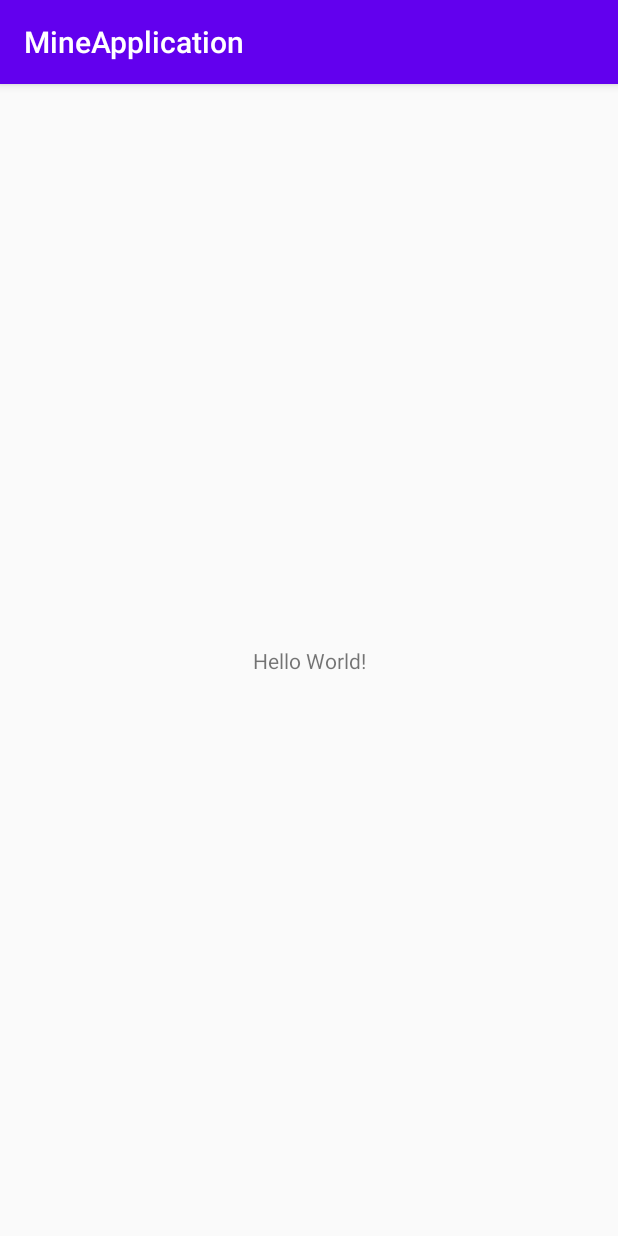
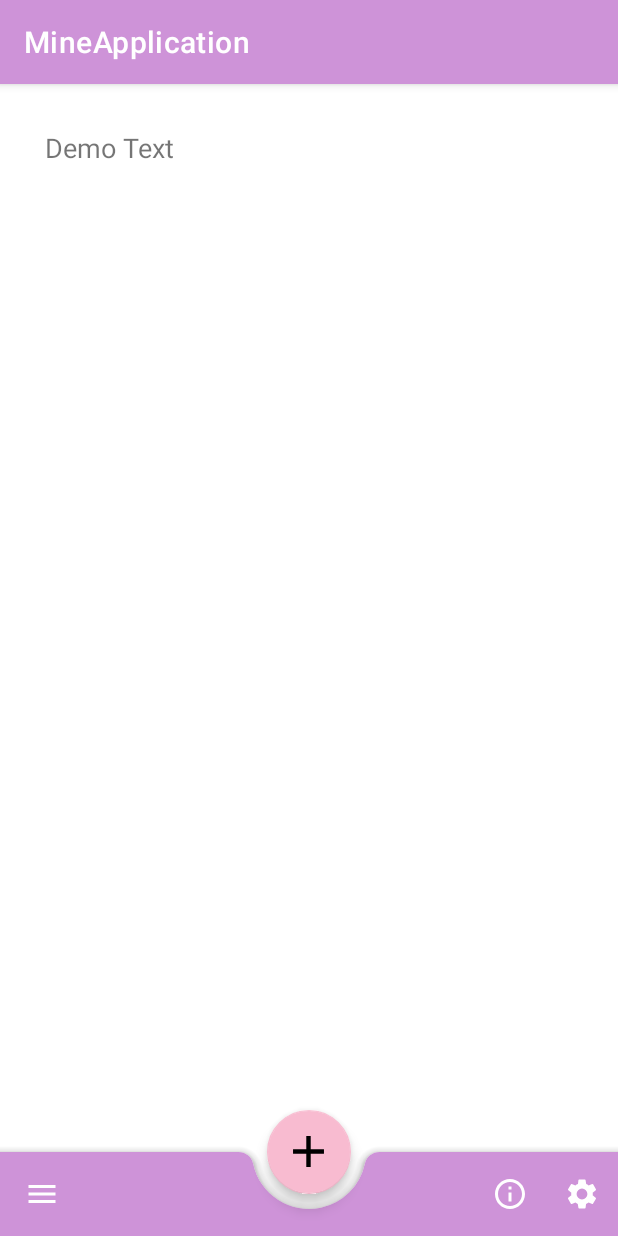
Before and after one commit to RujiraKongsomran/MineApplication, an Android app: the screen it shows after launch (MainActivity), on a phone screen of 412 x 824 dp. Run offline under Robolectric (Android 15) with nearby library versions, the phone set to English and light mode, and no system bars.

Commit message:
Implement Buttom App Bar and FloatingActionButton

```diff
--- a/app/build.gradle
+++ b/app/build.gradle
@@ -38,4 +38,7 @@ dependencies {
     // Add the Firebase Crashlytics SDK.
     implementation 'com.google.firebase:firebase-crashlytics:17.1.1'
 
+    // Material Design
+    implementation 'com.google.android.material:material:1.1.0'
+
 }
--- /dev/null
+++ b/app/src/main/res/drawable-v24/ic_about.xml
@@ -0,0 +1,5 @@
+<vector android:height="24dp" android:tint="#FFFFFF"
+    android:viewportHeight="24.0" android:viewportWidth="24.0"
+    android:width="24dp" xmlns:android="http://schemas.android.com/apk/res/android">
+    <path android:fillColor="#FF000000" android:pathData="M11,17h2v-6h-2v6zM12,2C6.48,2 2,6.48 2,12s4.48,10 10,10 10,-4.48 10,-10S17.52,2 12,2zM12,20c-4.41,0 -8,-3.59 -8,-8s3.59,-8 8,-8 8,3.59 8,8 -3.59,8 -8,8zM11,9h2L13,7h-2v2z"/>
+</vector>
--- /dev/null
+++ b/app/src/main/res/drawable-v24/ic_add.xml
@@ -0,0 +1,5 @@
+<vector android:height="24dp" android:tint="#FFFFFF"
+    android:viewportHeight="24.0" android:viewportWidth="24.0"
+    android:width="24dp" xmlns:android="http://schemas.android.com/apk/res/android">
+    <path android:fillColor="#FF000000" android:pathData="M19,13h-6v6h-2v-6H5v-2h6V5h2v6h6v2z"/>
+</vector>
--- /dev/null
+++ b/app/src/main/res/drawable-v24/ic_menu.xml
@@ -0,0 +1,5 @@
+<vector android:height="24dp" android:tint="#FFFFFF"
+    android:viewportHeight="24.0" android:viewportWidth="24.0"
+    android:width="24dp" xmlns:android="http://schemas.android.com/apk/res/android">
+    <path android:fillColor="#FF000000" android:pathData="M3,18h18v-2L3,16v2zM3,13h18v-2L3,11v2zM3,6v2h18L21,6L3,6z"/>
+</vector>
--- /dev/null
+++ b/app/src/main/res/drawable-v24/ic_settings.xml
@@ -0,0 +1,5 @@
+<vector android:height="24dp" android:tint="#FFFFFF"
+    android:viewportHeight="24" android:viewportWidth="24"
+    android:width="24dp" xmlns:android="http://schemas.android.com/apk/res/android">
+    <path android:fillColor="#FF000000" android:pathData="M19.1,12.9a2.8,2.8 0,0 0,0.1 -0.9,2.8 2.8,0 0,0 -0.1,-0.9l2.1,-1.6a0.7,0.7 0,0 0,0.1 -0.6L19.4,5.5a0.7,0.7 0,0 0,-0.6 -0.2l-2.4,1a6.5,6.5 0,0 0,-1.6 -0.9l-0.4,-2.6a0.5,0.5 0,0 0,-0.5 -0.4H10.1a0.5,0.5 0,0 0,-0.5 0.4L9.3,5.4a5.6,5.6 0,0 0,-1.7 0.9l-2.4,-1a0.4,0.4 0,0 0,-0.5 0.2l-2,3.4c-0.1,0.2 0,0.4 0.2,0.6l2,1.6a2.8,2.8 0,0 0,-0.1 0.9,2.8 2.8,0 0,0 0.1,0.9L2.8,14.5a0.7,0.7 0,0 0,-0.1 0.6l1.9,3.4a0.7,0.7 0,0 0,0.6 0.2l2.4,-1a6.5,6.5 0,0 0,1.6 0.9l0.4,2.6a0.5,0.5 0,0 0,0.5 0.4h3.8a0.5,0.5 0,0 0,0.5 -0.4l0.3,-2.6a5.6,5.6 0,0 0,1.7 -0.9l2.4,1a0.4,0.4 0,0 0,0.5 -0.2l2,-3.4c0.1,-0.2 0,-0.4 -0.2,-0.6ZM12,15.6A3.6,3.6 0,1 1,15.6 12,3.6 3.6,0 0,1 12,15.6Z"/>
+</vector>
--- a/app/src/main/res/layout/activity_main.xml
+++ b/app/src/main/res/layout/activity_main.xml
@@ -1,18 +1,51 @@
 <?xml version="1.0" encoding="utf-8"?>
-<androidx.constraintlayout.widget.ConstraintLayout xmlns:android="http://schemas.android.com/apk/res/android"
+<androidx.coordinatorlayout.widget.CoordinatorLayout xmlns:android="http://schemas.android.com/apk/res/android"
     xmlns:app="http://schemas.android.com/apk/res-auto"
     xmlns:tools="http://schemas.android.com/tools"
     android:layout_width="match_parent"
     android:layout_height="match_parent"
     tools:context=".MainActivity">
 
-    <TextView
+    <androidx.core.widget.NestedScrollView
+        android:layout_width="match_parent"
+        android:layout_height="match_parent">
+
+        <LinearLayout
+            android:layout_width="match_parent"
+            android:layout_height="wrap_content"
+            android:orientation="vertical">
+
+            <TextView
+                android:layout_width="match_parent"
+                android:layout_height="wrap_content"
+                android:layout_margin="30dp"
+                android:text="Demo Text"
+                android:textSize="18sp" />
+
+        </LinearLayout>
+    </androidx.core.widget.NestedScrollView>
+
+    <com.google.android.material.bottomappbar.BottomAppBar
+        android:id="@+id/bottomAppBar"
+        android:layout_width="match_parent"
+        android:layout_height="wrap_content"
+        android:layout_gravity="bottom"
+        app:backgroundTint="@color/colorPrimary"
+        app:fabAlignmentMode="center"
+        app:fabCradleMargin="10dp"
+        app:fabCradleRoundedCornerRadius="10dp"
+        app:fabCradleVerticalOffset="0dp"
+        app:hideOnScroll="true"
+        app:menu="@menu/app_bar_menu"
+        app:navigationIcon="@drawable/ic_menu" />
+
+    <com.google.android.material.floatingactionbutton.FloatingActionButton
         android:layout_width="wrap_content"
         android:layout_height="wrap_content"
-        android:text="Hello World!"
-        app:layout_constraintBottom_toBottomOf="parent"
-        app:layout_constraintLeft_toLeftOf="parent"
-        app:layout_constraintRight_toRightOf="parent"
-        app:layout_constraintTop_toTopOf="parent" />
+        android:src="@drawable/ic_add"
+        android:tint="@color/colorWhite"
+        app:backgroundTint="@color/colorAccent"
+        app:layout_anchor="@id/bottomAppBar"
+        app:maxImageSize="35dp" />
 
-</androidx.constraintlayout.widget.ConstraintLayout>
+</androidx.coordinatorlayout.widget.CoordinatorLayout>
--- /dev/null
+++ b/app/src/main/res/menu/app_bar_menu.xml
@@ -0,0 +1,14 @@
+<?xml version="1.0" encoding="utf-8"?>
+<menu xmlns:android="http://schemas.android.com/apk/res/android"
+    xmlns:app="http://schemas.android.com/apk/res-auto">
+    <item
+        android:id="@+id/menuAbout"
+        android:icon="@drawable/ic_about"
+        android:title="@string/about"
+        app:showAsAction="ifRoom" />
+    <item
+        android:id="@+id/menuSettings"
+        android:icon="@drawable/ic_settings"
+        android:title="@string/settings"
+        app:showAsAction="ifRoom" />
+</menu>
--- a/app/src/main/res/values/colors.xml
+++ b/app/src/main/res/values/colors.xml
@@ -1,6 +1,7 @@
 <?xml version="1.0" encoding="utf-8"?>
 <resources>
-    <color name="colorPrimary">#6200EE</color>
-    <color name="colorPrimaryDark">#3700B3</color>
-    <color name="colorAccent">#03DAC5</color>
+    <color name="colorPrimary">#ce93d8</color>
+    <color name="colorPrimaryDark">#9c64a6</color>
+    <color name="colorAccent">#f8bbd0</color>
+    <color name="colorWhite">#FFFFFF</color>
 </resources>
--- a/app/src/main/res/values/strings.xml
+++ b/app/src/main/res/values/strings.xml
@@ -1,3 +1,5 @@
 <resources>
     <string name="app_name">MineApplication</string>
+    <string name="about">about</string>
+    <string name="settings">settings</string>
 </resources>
--- a/app/src/main/res/values/styles.xml
+++ b/app/src/main/res/values/styles.xml
@@ -1,6 +1,6 @@
 <resources>
     <!-- Base application theme. -->
-    <style name="AppTheme" parent="Theme.AppCompat.Light.DarkActionBar">
+    <style name="AppTheme" parent="Theme.MaterialComponents.Light.DarkActionBar">
         <!-- Customize your theme here. -->
         <item name="colorPrimary">@color/colorPrimary</item>
         <item name="colorPrimaryDark">@color/colorPrimaryDark</item>
```
